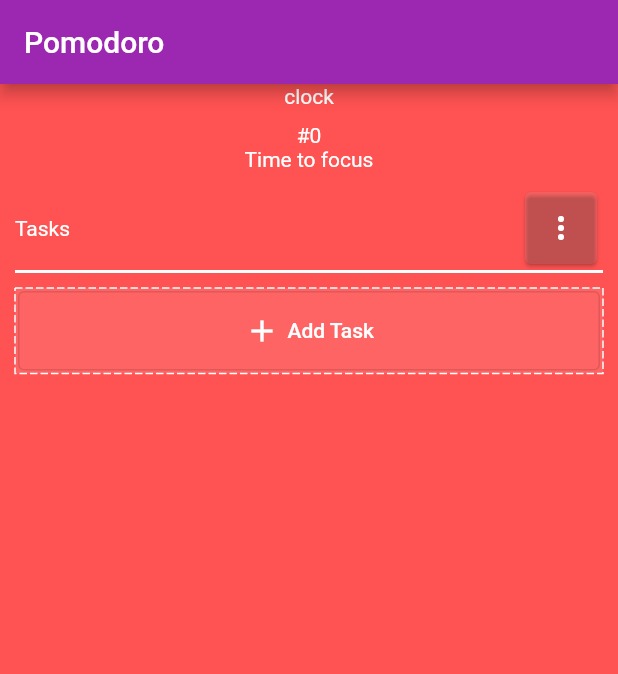
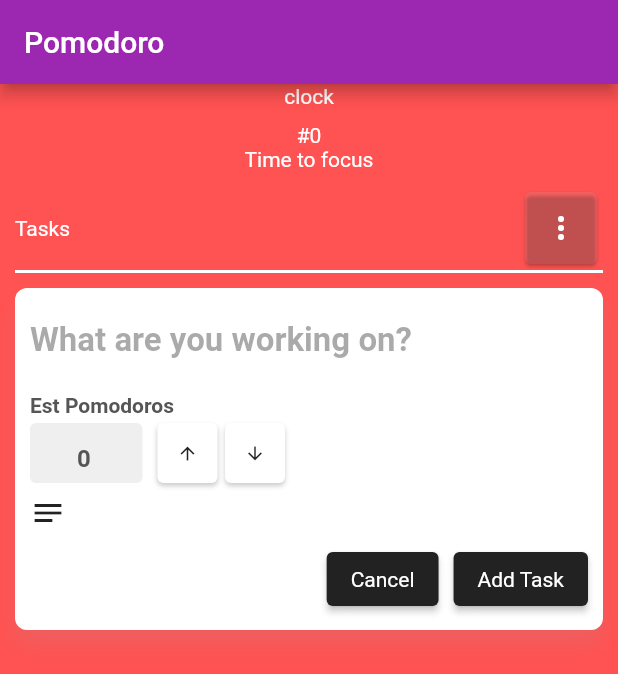
Before and after one commit to manhtu227/App-Pomodoro, a Flutter app: the screen it shows after launch, after a tap on "Add Task", on a phone screen of 412 x 824 dp. Shown: the top 674 px of the screen. Run offline on Flutter 3.47's test engine with Material 2 defaults, Android fonts, the phone set to English and light mode, and no system bars; drawn by our look-alikes of dotted_border; Roboto replaces fonts that are missing (Quicksand).

Commit message:
complete form add Task, onClick Add Task, cancel

```diff
--- /dev/null
+++ b/lib/widget/newTask.dart
@@ -0,0 +1,271 @@
+import 'package:flutter/material.dart';
+import 'package:flutter/services.dart';
+
+class MyForm extends StatefulWidget {
+  final Function handleCancelForm;
+
+  MyForm(this.handleCancelForm);
+  @override
+  _MyFormState createState() => _MyFormState();
+}
+
+class _MyFormState extends State<MyForm> {
+  bool showNote = false;
+  int inputNumber = 0;
+  String? title;
+  String? note;
+
+  void handleShowNote() {
+    setState(() {
+      showNote = true;
+    });
+  }
+
+  void handleInputChange(String value) {
+    setState(() {
+      inputNumber = int.tryParse(value) ?? 0;
+    });
+  }
+
+  void handleUpClick() {
+    setState(() {
+      inputNumber++;
+    });
+  }
+
+  void handleDownClick() {
+    if (inputNumber > 0) {
+      setState(() {
+        inputNumber--;
+      });
+    }
+  }
+
+  void handleInputTitle(String value) {
+    setState(() {
+      title = value;
+    });
+  }
+
+  void handleInputNote(String value) {
+    setState(() {
+      note = value;
+    });
+  }
+
+  @override
+  Widget build(BuildContext context) {
+    return Container(
+      // constraints: BoxConstraints(maxWidth: 480),
+      width: double.infinity,
+      // margin: const EdgeInsets.all(12),
+      decoration: BoxDecoration(
+        borderRadius: BorderRadius.circular(8),
+        color: Colors.white,
+        boxShadow: [
+          BoxShadow(
+            color: Colors.grey.withOpacity(0.15),
+            blurRadius: 10,
+            offset: const Offset(0, 10),
+          ),
+        ],
+      ),
+      child: Padding(
+        padding: const EdgeInsets.all(10),
+        child: Column(
+          crossAxisAlignment: CrossAxisAlignment.start,
+          children: [
+            Padding(
+              padding: const EdgeInsets.only(bottom: 10),
+              child: TextField(
+                onChanged: handleInputTitle,
+                decoration: InputDecoration(
+                  hintText: 'What are you working on?',
+                  border: InputBorder.none,
+                  hintStyle:
+                      TextStyle(color: Color(0xFF555555).withOpacity(0.5)),
+                ),
+                style: const TextStyle(
+                  color: Color(0xFF555555),
+                  fontSize: 22,
+                  fontWeight: FontWeight.bold,
+                ),
+              ),
+            ),
+            Padding(
+              padding: const EdgeInsets.only(bottom: 8),
+              child: Column(
+                crossAxisAlignment: CrossAxisAlignment.start,
+                children: [
+                  Padding(
+                    padding: const EdgeInsets.only(bottom: 4),
+                    child: Text(
+                      'Est Pomodoros',
+                      style: TextStyle(
+                        color: Color(0xFF555555),
+                        fontWeight: FontWeight.bold,
+                      ),
+                    ),
+                  ),
+                  Row(
+                    children: [
+                      Container(
+                        width: 75,
+                        height: 40,
+                        decoration: BoxDecoration(
+                          borderRadius: BorderRadius.circular(4),
+                          color: Color(0xFFEFEFEF),
+                        ),
+                        child: TextField(
+                          onChanged: handleInputChange,
+                          controller:
+                              TextEditingController(text: '${inputNumber}'),
+                          keyboardType: TextInputType.number,
+                          textAlign: TextAlign.center,
+                          decoration: InputDecoration(
+                            border: InputBorder.none,
+                            contentPadding: EdgeInsets.zero,
+                          ),
+                          style: TextStyle(
+                            color: Color(0xFF555555),
+                            fontSize: 16,
+                            fontWeight: FontWeight.bold,
+                          ),
+                          inputFormatters: <TextInputFormatter>[
+                            FilteringTextInputFormatter
+                                .digitsOnly // chỉ cho phép nhập số
+                          ],
+                        ),
+                      ),
+                      Padding(
+                        padding: EdgeInsets.fromLTRB(10, 0, 5, 0),
+                        child: GestureDetector(
+                          onTap: handleUpClick,
+                          child: Container(
+                            width: 40,
+                            height: 40,
+                            decoration: BoxDecoration(
+                              borderRadius: BorderRadius.circular(4),
+                              color: Colors.white,
+                              border: Border.all(
+                                color: Color(0xDFDFDF),
+                                width: 2,
+                              ),
+                              boxShadow: [
+                                BoxShadow(
+                                  color: Color.fromRGBO(0, 0, 0, 0.2),
+                                  offset: Offset(0, 2),
+                                  blurRadius: 2,
+                                ),
+                              ],
+                            ),
+                            child: const Icon(
+                              Icons.arrow_upward,
+                              size: 14,
+                            ),
+                          ),
+                        ),
+                      ),
+                      GestureDetector(
+                        onTap: handleDownClick,
+                        child: Container(
+                          width: 40,
+                          height: 40,
+                          decoration: BoxDecoration(
+                            borderRadius: BorderRadius.circular(4),
+                            color: Colors.white,
+                            border: Border.all(
+                              color: Color(0xDFDFDF),
+                              width: 1,
+                            ),
+                            boxShadow: [
+                              BoxShadow(
+                                color: Color.fromRGBO(0, 0, 0, 0.2),
+                                offset: Offset(0, 2),
+                                blurRadius: 2,
+                              ),
+                            ],
+                          ),
+                          child: const Icon(
+                            Icons.arrow_downward,
+                            size: 14,
+                          ),
+                        ),
+                      ),
+                    ],
+                  ),
+                ],
+              ),
+            ),
+            !showNote
+                ? GestureDetector(
+                    onTap: handleShowNote,
+                    child: const Icon(Icons.notes),
+                  )
+                : Padding(
+                    padding: const EdgeInsets.only(bottom: 8),
+                    child: TextField(
+                      onChanged: handleInputNote,
+                      decoration: const InputDecoration(
+                        hintText: 'Add a note...',
+                        border: InputBorder.none,
+                        hintStyle: TextStyle(color: Color(0xFF555555)),
+                      ),
+                      style: const TextStyle(
+                        color: Color(0xFF555555),
+                        fontSize: 16,
+                        fontWeight: FontWeight.normal,
+                      ),
+                      maxLines: null,
+                    ),
+                  ),
+            Padding(
+                padding: const EdgeInsets.only(top: 8),
+                child: Row(
+                  mainAxisAlignment: MainAxisAlignment.end,
+                  children: [
+                    Padding(
+                      padding: EdgeInsets.only(right: 10),
+                      child: ElevatedButton(
+                        onPressed: () => widget.handleCancelForm(),
+                        style: ElevatedButton.styleFrom(
+                          primary: Color(0xFF222222),
+                          onPrimary: Colors.white,
+                          textStyle: TextStyle(
+                            fontSize: 14.0,
+                          ),
+                          elevation: 2.0,
+                          shape: RoundedRectangleBorder(
+                            borderRadius: BorderRadius.circular(4.0),
+                          ),
+                        ),
+                        child: const Text('Cancel'),
+                      ),
+                    ),
+                    ElevatedButton(
+                      onPressed: () {
+                        print('Title: $title');
+                        print('Est Pomodoros: $inputNumber');
+                        print('Note: $note');
+                      },
+                      style: ElevatedButton.styleFrom(
+                        primary: Color(0xFF222222),
+                        onPrimary: Colors.white,
+                        textStyle: TextStyle(
+                          fontSize: 14.0,
+                        ),
+                        elevation: 2.0,
+                        shape: RoundedRectangleBorder(
+                          borderRadius: BorderRadius.circular(4.0),
+                        ),
+                      ),
+                      child: const Text('Add Task'),
+                    ),
+                  ],
+                )),
+          ],
+        ),
+      ),
+    );
+  }
+}
--- a/lib/widget/task.dart
+++ b/lib/widget/task.dart
@@ -1,6 +1,7 @@
 import 'package:flutter/material.dart';
 import 'package:dotted_border/dotted_border.dart';
 // This is the type used by the popup menu below.
+import './newTask.dart';
 
 class Tasks extends StatefulWidget {
   const Tasks({super.key});
@@ -10,6 +11,18 @@ class Tasks extends StatefulWidget {
 }
 
 class _TasksState extends State<Tasks> {
+  bool showForm = false;
+  void handleShowForm() {
+    setState(() {
+      showForm = true;
+    });
+  }
+void handleCancelForm() {
+    setState(() {
+      showForm = false;
+    });
+  }
+
   @override
   Widget build(BuildContext context) {
     return Container(
@@ -61,7 +74,8 @@ class _TasksState extends State<Tasks> {
           SizedBox(
             height: 10,
           ),
-          Container(
+          !showForm
+              ? Container(
                   width: double.infinity,
                   height: 57,
                   // decoration: BoxDecoration(),
@@ -74,20 +88,23 @@ class _TasksState extends State<Tasks> {
                         width: double.infinity,
                         height: 57,
                         child: OutlinedButton(
-                    style: TextButton.styleFrom(foregroundColor: Colors.white),
-                    onPressed: () {},
+                          style: TextButton.styleFrom(
+                              foregroundColor: Colors.white),
+                          onPressed: handleShowForm,
                           child: Row(
                             mainAxisAlignment: MainAxisAlignment.center,
                             children: [
                               Icon(Icons.add),
                               SizedBox(
-                            width: 5), // Khoảng cách giữa biểu tượng và nút
+                                  width:
+                                      5), // Khoảng cách giữa biểu tượng và nút
                               Text('Add Task'),
                             ],
                           ),
                         ),
                       )),
-          ),
+                )
+              : MyForm(handleCancelForm)
         ],
       ),
     );
```
Lines whose indentation alone changed are shown as unchanged.
